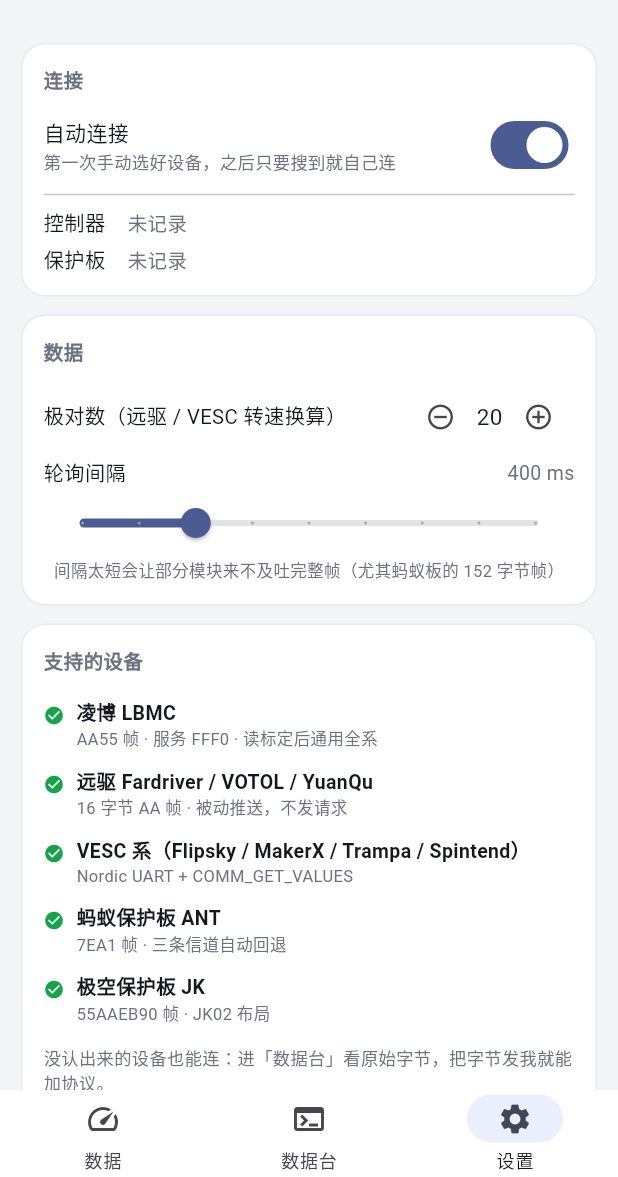
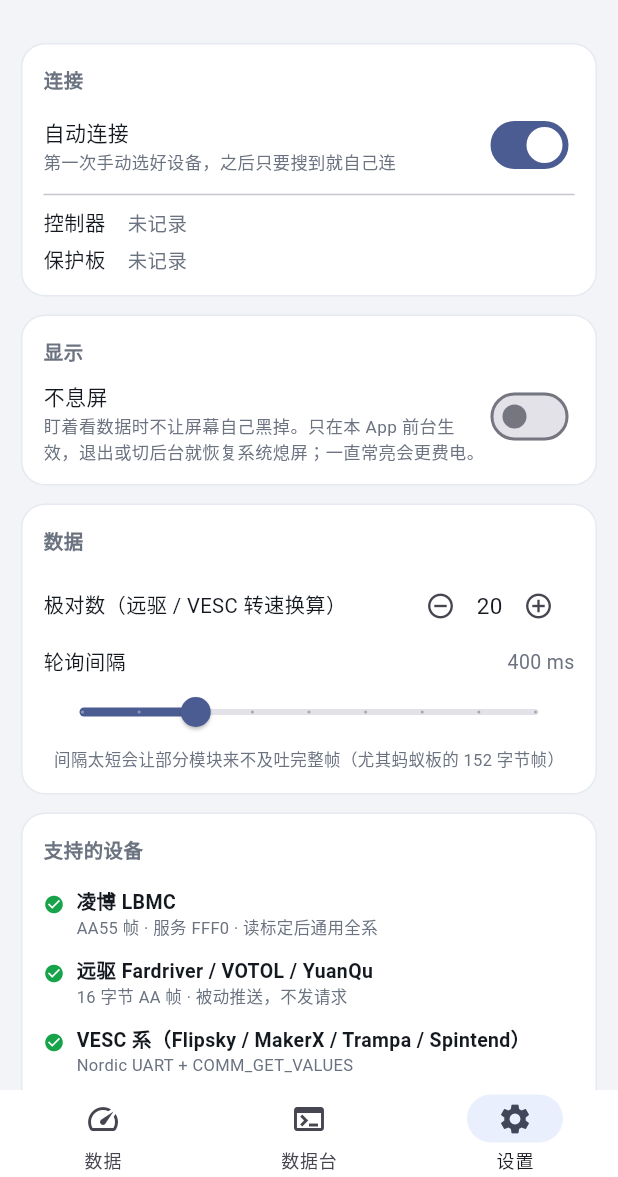
Before and after one commit to Corpse-zhao/DataVision, a Flutter app: the screen it shows after launch, item 3 of the bottom bar chosen, on a phone screen of 412 x 824 dp, the part 59-1236 px from its top. Run offline on Flutter 3.47's test engine with Material 3 defaults, Android fonts, the phone set to English and light mode, and no system bars; our stand-ins replace flutter_blue_plus, material_ui, package_info_plus, shared_preferences; network calls fail; Roboto replaces fonts that are missing (Consolas, Microsoft YaHei).

Commit message:
v1.0.9: 设置新增「不息屏」开关（Android FLAG_KEEP_SCREEN_ON / iOS isIdleTimerDisabled，前台生效、退出恢复）

```diff
--- a/lib/core/native.dart
+++ b/lib/core/native.dart
@@ -62,6 +62,29 @@ class Native {
       return false;
     }
   }
+
+  /// 屏幕常亮开关。两端都实现了：
+  ///   Android —— WindowManager.LayoutParams.FLAG_KEEP_SCREEN_ON
+  ///   iOS     —— UIApplication.shared.isIdleTimerDisabled
+  /// 只作用于本 App 的前台窗口，退到后台或杀掉进程就自动恢复正常熄屏。
+  static Future<bool> setKeepAwake(bool on) async {
+    if (!_isMobile) return false;
+    try {
+      return await _ch.invokeMethod<bool>('setKeepAwake', {'on': on}) ?? false;
+    } on MissingPluginException {
+      return false;
+    } on PlatformException {
+      return false;
+    }
+  }
+}
+
+bool get _isMobile {
+  try {
+    return Platform.isAndroid || Platform.isIOS;
+  } catch (_) {
+    return false;
+  }
 }
 
 bool get _isAndroid {
--- a/lib/core/prefs.dart
+++ b/lib/core/prefs.dart
@@ -18,6 +18,7 @@ class Prefs {
   static const _kPolePairs = 'fardriver_pole_pairs';
   static const _kPollMs = 'poll_ms';
   static const _kShowAll = 'show_all';
+  static const _kKeepAwake = 'keep_awake';
   static const _kUpdateCheck = 'update_check_at';
 
   late SharedPreferences _sp;
@@ -57,6 +58,10 @@ class Prefs {
   bool get showAll => _sp.getBool(_kShowAll) ?? false;
   set showAll(bool v) => _sp.setBool(_kShowAll, v);
 
+  /// 屏幕常亮。默认关：常亮更费电，需要盯着看的时候自己开
+  bool get keepAwake => _sp.getBool(_kKeepAwake) ?? false;
+  set keepAwake(bool v) => _sp.setBool(_kKeepAwake, v);
+
   int get polePairs {
     final v = _sp.getInt(_kPolePairs) ?? 20;
     return v > 0 ? v : 20;
--- a/lib/main.dart
+++ b/lib/main.dart
@@ -3,6 +3,7 @@ import 'package:flutter/services.dart';
 
 import 'ble/link.dart';
 import 'ble/scanner.dart';
+import 'core/native.dart';
 import 'core/prefs.dart';
 import 'core/updater.dart';
 import 'drivers/registry.dart';
@@ -54,6 +55,8 @@ class _DataVisionAppState extends State<DataVisionApp> with WidgetsBindingObserv
     bms.addListener(_refresh);
     ctrl.init();
     bms.init();
+    // 上次开的常亮，这次启动接着生效（默认关，不会平白多耗电）
+    Native.setKeepAwake(widget.prefs.keepAwake);
     // 首帧之后再查，别和蓝牙初始化抢启动时间
     WidgetsBinding.instance.addPostFrameCallback((_) => _checkUpdate(auto: true));
   }
@@ -70,6 +73,8 @@ class _DataVisionAppState extends State<DataVisionApp> with WidgetsBindingObserv
       if (!bms.connected) bms.startScan(auto: true);
       // 后台待久了系统早把扫描停了，回来立刻补一次，不用等下一个窗口
       ScanBus.instance.restart();
+      // 回前台重新挂一次常亮标记：切后台期间系统会把窗口标志清掉
+      Native.setKeepAwake(widget.prefs.keepAwake);
       // 更新检查跟着前台节奏走，内部有 6 小时节流，不会每次都打接口
       _checkUpdate(auto: true);
     }
--- a/lib/ui/settings_page.dart
+++ b/lib/ui/settings_page.dart
@@ -1,6 +1,7 @@
 import 'package:material_ui/material_ui.dart';
 
 import '../ble/link.dart';
+import '../core/native.dart';
 import '../core/prefs.dart';
 import '../core/updater.dart';
 import 'theme.dart';
@@ -81,6 +82,45 @@ class _SettingsPageState extends State<SettingsPage> {
                 await widget.bms.disconnect(forget: true);
                 setState(() {});
               }),
+            ],
+          ),
+        ),
+        const SizedBox(height: 12),
+        SectionCard(
+          title: '显示',
+          child: Row(
+            crossAxisAlignment: CrossAxisAlignment.start,
+            children: [
+              const Expanded(
+                child: Column(
+                  crossAxisAlignment: CrossAxisAlignment.start,
+                  children: [
+                    Text('不息屏', style: TextStyle(fontSize: 14)),
+                    SizedBox(height: 2),
+                    Text(
+                      '盯着看数据时不让屏幕自己黑掉。只在本 App 前台生效，退出或切后台就恢复系统熄屏；一直常亮会更费电。',
+                      style: TextStyle(fontSize: 11.5, color: AppColors.inkSoft, height: 1.4),
+                    ),
+                  ],
+                ),
+              ),
+              Switch(
+                value: p.keepAwake,
+                onChanged: (v) async {
+                  // 先把 messenger 抓住：await 之后 context 可能已经失效
+                  final messenger = ScaffoldMessenger.of(context);
+                  setState(() => p.keepAwake = v);
+                  final ok = await Native.setKeepAwake(v);
+                  if (v && !ok) {
+                    messenger.showSnackBar(
+                      const SnackBar(
+                        content: Text('这台设备上没能开启常亮'),
+                        behavior: SnackBarBehavior.floating,
+                      ),
+                    );
+                  }
+                },
+              ),
             ],
           ),
         ),
--- a/pubspec.yaml
+++ b/pubspec.yaml
@@ -16,7 +16,7 @@ publish_to: 'none' # Remove this line if you wish to publish to pub.dev
 # https://developer.apple.com/library/archive/documentation/General/Reference/InfoPlistKeyReference/Articles/CoreFoundationKeys.html
 # In Windows, build-name is used as the major, minor, and patch parts
 # of the product and file versions while build-number is used as the build suffix.
-version: 1.0.8+9
+version: 1.0.9+10
 
 environment:
   sdk: ^3.14.0
--- a/version.json
+++ b/version.json
@@ -1,6 +1,6 @@
 {
-  "version": "1.0.8",
-  "tag": "v1.0.8",
-  "notes": "1. 数据页重做：竖屏上面控制器、下面保护板，横屏左边控制器、右边保护板，一屏看全\n2. 保护板新增加实时功率，和控制器功率上下对着看\n3. 电芯不再一节一节铺格子，改成 16 根条形带：最高标红、最低标蓝，压差一眼看得出来\n4. 控制器加了近 60 秒功率走势（峰值/均值），保护板加了剩余容量条\n5. 横屏把底部导航收进顶栏右上角，数据区多出约 60dp 高度\n6. 点任意一张卡片可以看到该设备的全部指标和协议状态",
+  "version": "1.0.9",
+  "tag": "v1.0.9",
+  "notes": "1. 设置里新增「不息屏」开关：打开后看数据时屏幕不会自己黑掉\n2. 只在本 App 前台生效，退出或切后台立刻恢复系统熄屏，不额外耗电\n3. 默认是关的，需要长时间盯着数据时再打开",
   "page": "https://github.com/Corpse-zhao/DataVision/releases"
 }
```
Also changed, not shown: 4 other files.
